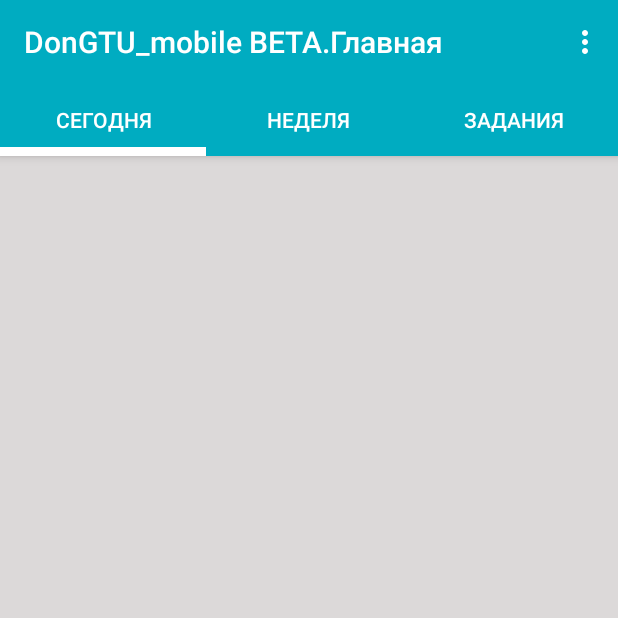
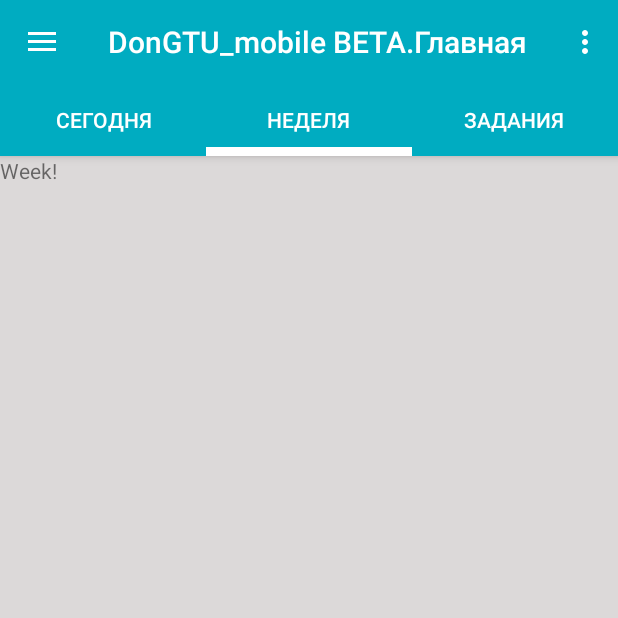
Before and after one commit to 4evterg/DonGTU_mobile, an Android app: the MainActivity screen opened directly, with no data from a screen before it, in the options menu, after a tap on "first_item", on a phone screen of 412 x 824 dp, the top half of it. Run offline under Robolectric (Android 15) with nearby library versions, the phone set to English and light mode, and no system bars.

Commit message:
done tabs + creates 3 empty fragments to schedule + some comments + done transition from left menu item to second tab (just to figure out how it works)

```diff
--- /dev/null
+++ b/DonGTU_mobile/app/src/main/java/com/chetverg/dongtu_mobile/Constants.java
@@ -0,0 +1,14 @@
+package com.chetverg.dongtu_mobile;
+
+/**
+ * Created by chetverg on 30.05.16.
+ */
+public class Constants {
+
+    //вкладки
+    public static final int TAB_ONE = 0;
+    public static final int TAB_TWO = 1;
+    public static final int TAB_THREE = 2;
+
+
+}
--- a/DonGTU_mobile/app/src/main/java/com/chetverg/dongtu_mobile/MainActivity.java
+++ b/DonGTU_mobile/app/src/main/java/com/chetverg/dongtu_mobile/MainActivity.java
@@ -1,11 +1,12 @@
 package com.chetverg.dongtu_mobile;
 
 
-import android.graphics.Color;
 import android.os.Bundle;
+import android.support.design.widget.NavigationView;
 import android.support.design.widget.TabLayout;
 import android.support.v4.view.ViewPager;
 import android.support.v4.widget.DrawerLayout;
+import android.support.v7.app.ActionBarDrawerToggle;
 import android.support.v7.app.AppCompatActivity;
 import android.support.v7.widget.Toolbar;
 import android.view.Menu;
@@ -68,8 +69,32 @@ public class MainActivity extends AppCompatActivity {
 
     private void initNavigationView() {
         drawerLayout = (DrawerLayout)findViewById(R.id.drawer_layout);
+
+        //открыть меню по нажатию на кнопку
+        ActionBarDrawerToggle toggle = new ActionBarDrawerToggle(this, drawerLayout, toolbar, R.string.open, R.string.close);
+        drawerLayout.setDrawerListener(toggle);
+        toggle.syncState();
+
+        //переход на вкладу при нажатии на пункт бокового меню
+        NavigationView navigationView = (NavigationView) findViewById(R.id.navigation);
+        navigationView.setNavigationItemSelectedListener(new NavigationView.OnNavigationItemSelectedListener() {
+            @Override
+            public boolean onNavigationItemSelected(MenuItem item) {
+                drawerLayout.closeDrawers();
+                switch (item.getItemId()){
+                    case R.id.schedule:
+                        showSecondTab();
+                }
+                return true;
+            }
+        });
     }
 
+    //объявлении и инициализация панели вкладок
+    private void initTabLayout(){
+        TabLayout tabLayout = (TabLayout) findViewById(R.id.tab_layout);
+        tabLayout.setupWithViewPager(viewPager);
+    }
 
     //инициализация вкладок
     private void initTabs() {
@@ -77,11 +102,8 @@ public class MainActivity extends AppCompatActivity {
         TabsPagerFragmentAdapter adapter = new TabsPagerFragmentAdapter(getSupportFragmentManager());
         viewPager.setAdapter(adapter);
     }
-    //объявлении и инициализация панели вкладок
-    private void initTabLayout(){
-        TabLayout tabLayout = (TabLayout) findViewById(R.id.tab_layout);
-        tabLayout.setupWithViewPager(viewPager);
 
+    private void showSecondTab(){
+        viewPager.setCurrentItem(Constants.TAB_TWO);
     }
-
 }
--- a/DonGTU_mobile/app/src/main/java/com/chetverg/dongtu_mobile/adapter/TabsPagerFragmentAdapter.java
+++ b/DonGTU_mobile/app/src/main/java/com/chetverg/dongtu_mobile/adapter/TabsPagerFragmentAdapter.java
@@ -4,7 +4,9 @@ import android.support.v4.app.Fragment;
 import android.support.v4.app.FragmentManager;
 import android.support.v4.app.FragmentPagerAdapter;
 
-import com.chetverg.dongtu_mobile.fragments.ExampleFragment;
+import com.chetverg.dongtu_mobile.fragments.TasksFragment;
+import com.chetverg.dongtu_mobile.fragments.TodayFragment;
+import com.chetverg.dongtu_mobile.fragments.WeekFragment;
 
 /**
  * Created by chetverg on 30.05.16.
@@ -32,13 +34,13 @@ public class TabsPagerFragmentAdapter extends FragmentPagerAdapter{
         //Переключение вкладок
         switch (position){
             case 0:
-                return ExampleFragment.getInstance();
+                return TodayFragment.getInstance();
 
             case 1:
-                return ExampleFragment.getInstance();
+                return WeekFragment.getInstance();
 
             case 2:
-                return ExampleFragment.getInstance();
+                return TasksFragment.getInstance();
 
         }
 
--- a/DonGTU_mobile/app/src/main/java/com/chetverg/dongtu_mobile/fragments/ExampleFragment.java
+++ b/DonGTU_mobile/app/src/main/java/com/chetverg/dongtu_mobile/fragments/TasksFragment.java
@@ -12,14 +12,14 @@ import com.chetverg.dongtu_mobile.R;
 /**
  * Created by chetverg on 30.05.16.
  */
-public class ExampleFragment extends Fragment{
-    private static int LAYOUT = R.layout.fragment_example;
+public class TasksFragment extends Fragment{
+    private static int LAYOUT = R.layout.fragment_schedule_tasks;
 
     private View view;
 
-    public static ExampleFragment getInstance(){
+    public static TasksFragment getInstance(){
         Bundle args = new Bundle();
-        ExampleFragment fragment = new ExampleFragment();
+        TasksFragment fragment = new TasksFragment();
         fragment.setArguments(args);
 
         return fragment;
@@ -30,8 +30,6 @@ public class ExampleFragment extends Fragment{
     public View onCreateView(LayoutInflater inflater, ViewGroup container, Bundle savedInstanceState) {
         view = inflater.inflate(LAYOUT, container, false);
 
-
-
         return view;
     }
 }
--- /dev/null
+++ b/DonGTU_mobile/app/src/main/java/com/chetverg/dongtu_mobile/fragments/TodayFragment.java
@@ -0,0 +1,35 @@
+package com.chetverg.dongtu_mobile.fragments;
+
+import android.os.Bundle;
+import android.support.annotation.Nullable;
+import android.support.v4.app.Fragment;
+import android.view.LayoutInflater;
+import android.view.View;
+import android.view.ViewGroup;
+
+import com.chetverg.dongtu_mobile.R;
+
+/**
+ * Created by chetverg on 30.05.16.
+ */
+public class TodayFragment extends Fragment{
+    private static int LAYOUT = R.layout.fragment_schedule_today;
+
+    private View view;
+
+    public static TodayFragment getInstance(){
+        Bundle args = new Bundle();
+        TodayFragment fragment = new TodayFragment();
+        fragment.setArguments(args);
+
+        return fragment;
+    }
+
+    @Nullable
+    @Override
+    public View onCreateView(LayoutInflater inflater, ViewGroup container, Bundle savedInstanceState) {
+        view = inflater.inflate(LAYOUT, container, false);
+
+        return view;
+    }
+}
--- /dev/null
+++ b/DonGTU_mobile/app/src/main/java/com/chetverg/dongtu_mobile/fragments/WeekFragment.java
@@ -0,0 +1,35 @@
+package com.chetverg.dongtu_mobile.fragments;
+
+import android.os.Bundle;
+import android.support.annotation.Nullable;
+import android.support.v4.app.Fragment;
+import android.view.LayoutInflater;
+import android.view.View;
+import android.view.ViewGroup;
+
+import com.chetverg.dongtu_mobile.R;
+
+/**
+ * Created by chetverg on 30.05.16.
+ */
+public class WeekFragment extends Fragment{
+    private static int LAYOUT = R.layout.fragment_schedule_week;
+
+    private View view;
+
+    public static WeekFragment getInstance(){
+        Bundle args = new Bundle();
+        WeekFragment fragment = new WeekFragment();
+        fragment.setArguments(args);
+
+        return fragment;
+    }
+
+    @Nullable
+    @Override
+    public View onCreateView(LayoutInflater inflater, ViewGroup container, Bundle savedInstanceState) {
+        view = inflater.inflate(LAYOUT, container, false);
+
+        return view;
+    }
+}
--- a/DonGTU_mobile/app/src/main/res/layout/activity_main.xml
+++ b/DonGTU_mobile/app/src/main/res/layout/activity_main.xml
@@ -42,11 +42,15 @@
         </android.support.design.widget.AppBarLayout>
 
 
-        <!-- ВьюПейжер - отображение конента табов"-->
+        <!-- ВьюПейжер - отображение конента табов"
+        layout_behavior - необходим для нормального отображения контента (баг с залезанием
+        текста на таблейаут)
+        -->
         <android.support.v4.view.ViewPager
             android:id="@+id/view_pager"
             android:layout_width="match_parent"
-            android:layout_height="match_parent" />
+            android:layout_height="match_parent"
+            app:layout_behavior="@string/appbar_scrolling_view_behavior"/>
 
     </android.support.design.widget.CoordinatorLayout>
 
--- /dev/null
+++ b/DonGTU_mobile/app/src/main/res/layout/fragment_schedule_tasks.xml
@@ -0,0 +1,11 @@
+<?xml version="1.0" encoding="utf-8"?>
+<LinearLayout xmlns:android="http://schemas.android.com/apk/res/android"
+    android:orientation="vertical" android:layout_width="match_parent"
+    android:layout_height="match_parent">
+
+    <TextView
+        android:layout_width="match_parent"
+        android:layout_height="match_parent"
+        android:text="Tasks!"/>
+
+</LinearLayout>
--- a/DonGTU_mobile/app/src/main/res/layout/fragment_example.xml
+++ b/DonGTU_mobile/app/src/main/res/layout/fragment_schedule_today.xml
@@ -6,6 +6,6 @@
     <TextView
         android:layout_width="match_parent"
         android:layout_height="match_parent"
-        android:text="Test Framgent"/>
+        android:text="Today!"/>
 
 </LinearLayout>
--- /dev/null
+++ b/DonGTU_mobile/app/src/main/res/layout/fragment_schedule_week.xml
@@ -0,0 +1,11 @@
+<?xml version="1.0" encoding="utf-8"?>
+<LinearLayout xmlns:android="http://schemas.android.com/apk/res/android"
+    android:orientation="vertical" android:layout_width="match_parent"
+    android:layout_height="match_parent">
+
+    <TextView
+        android:layout_width="match_parent"
+        android:layout_height="match_parent"
+        android:text="Week!"/>
+
+</LinearLayout>
--- a/DonGTU_mobile/app/src/main/res/menu/menu_navigation.xml
+++ b/DonGTU_mobile/app/src/main/res/menu/menu_navigation.xml
@@ -2,6 +2,7 @@
 <menu xmlns:android="http://schemas.android.com/apk/res/android">
 
     <item
+        android:id="@+id/schedule"
         android:title="@string/menu_item_schedule"
         android:orderInCategory="1"
         android:icon="@mipmap/ic_format_list_bulleted_type_white_24dp" />
--- a/DonGTU_mobile/app/src/main/res/values/strings.xml
+++ b/DonGTU_mobile/app/src/main/res/values/strings.xml
@@ -5,4 +5,6 @@
     <string name="menu_item_events">События</string>
     <string name="login_remember_me">Запомнить меня</string>
     <string name="login_button">Войти</string>
+    <string name="open">Открыть</string>
+    <string name="close">Закрыть</string>
 </resources>
```
